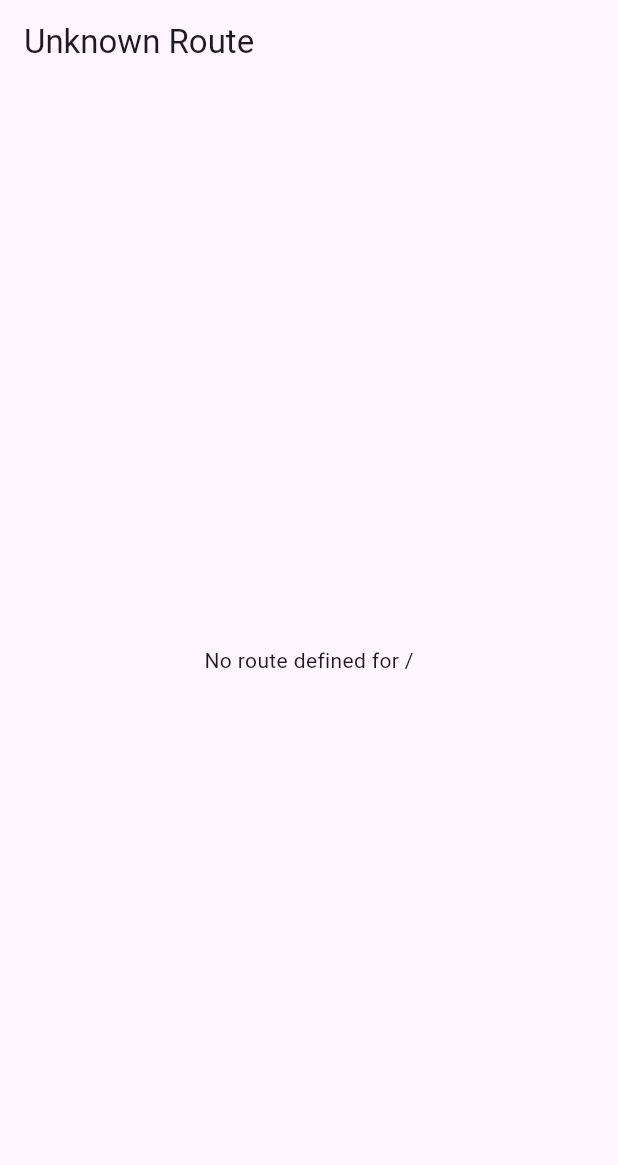
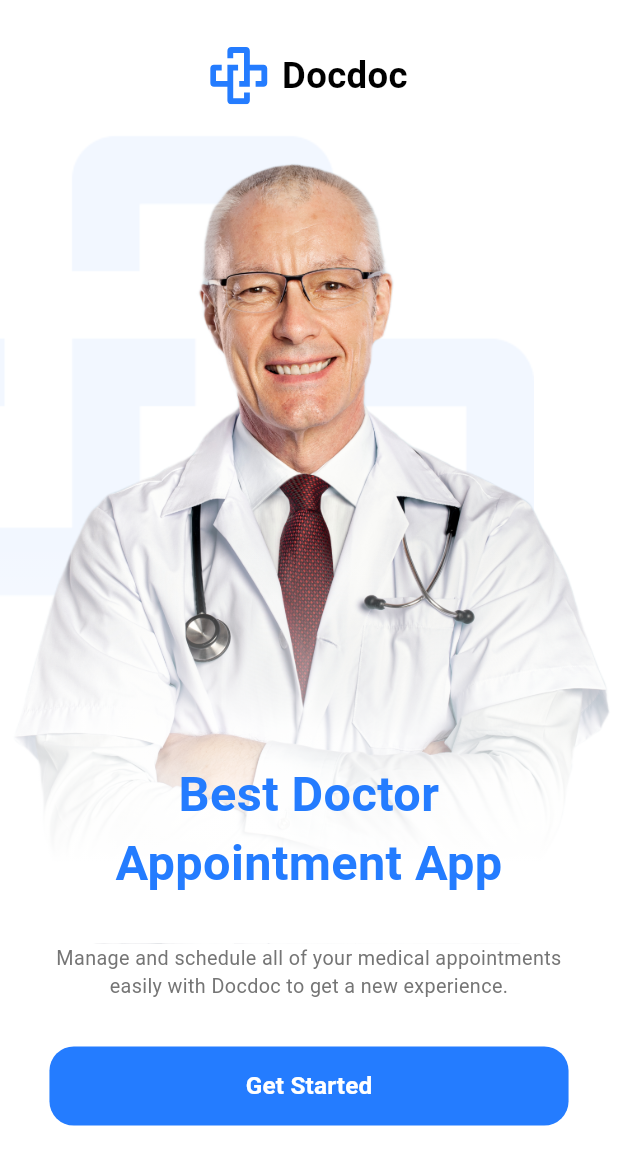
Before and after one commit to FRemon5/Docdoc, a Flutter app: the screen it shows after launch, on a phone screen of 412 x 824 dp. Shown: the top 1165 px of the screen. Run offline on Flutter 3.47's test engine with Material 3 defaults, Android fonts, the phone set to English and light mode, and no system bars; our stand-ins replace flutter_screenutil, flutter_svg.

Commit message:
- Onboarding Screen Design

```diff
--- /dev/null
+++ b/devtools_options.yaml
@@ -0,0 +1,3 @@
+description: This file stores settings for Dart & Flutter DevTools.
+documentation: https://docs.flutter.dev/tools/devtools/extensions#configure-extension-enablement-states
+extensions:
--- a/lib/core/routing/app_router.dart
+++ b/lib/core/routing/app_router.dart
@@ -1,12 +1,13 @@
-import 'package:Docdoc/core/routing/routes.dart';
-import 'package:Docdoc/features/login/ui/login_screen.dart';
-import 'package:Docdoc/features/onboarding/onboarding_screen.dart';
+import 'package:docdoc/core/routing/routes.dart';
+import 'package:docdoc/features/login/ui/login_screen.dart';
+import 'package:docdoc/features/onboarding/onboarding_screen.dart';
 import 'package:flutter/material.dart';
 
 class AppRouter {
-  get onboardingRoute => null;
+
 
   Route onGenerateRoute(RouteSettings settings) {
+    final arguments = settings.arguments;
     switch (settings.name) {
       case Routes.onBoardingScreen:
         return MaterialPageRoute(
--- /dev/null
+++ b/lib/core/theming/styles.dart
@@ -0,0 +1,25 @@
+import 'package:docdoc/core/theming/colors.dart';
+import 'package:flutter/material.dart';
+import 'package:flutter_screenutil/flutter_screenutil.dart';
+
+class TextStyles {
+  static TextStyle font24Black700Weight = TextStyle(
+    fontSize: 24.sp,
+    fontWeight: FontWeight.w700,
+    color: Colors.black,
+  );
+  static TextStyle font32BlueBold = TextStyle(
+    fontSize: 32.sp,
+    fontWeight: FontWeight.bold,
+    color: ColorManager.mainColor,
+  );
+  static TextStyle font13Grey = TextStyle(
+    fontSize: 13.sp,
+    color: ColorManager.grey,
+  );
+  static TextStyle font16WhiteSemiBold = TextStyle(
+    fontSize: 16.sp,
+    fontWeight: FontWeight.w600,
+    color: Colors.white,
+  );
+}
--- a/lib/doc_app.dart
+++ b/lib/doc_app.dart
@@ -1,5 +1,6 @@
-import 'package:Docdoc/core/routing/app_router.dart';
-import 'package:Docdoc/core/theming/colors.dart';
+import 'package:docdoc/core/routing/app_router.dart';
+import 'package:docdoc/core/routing/routes.dart';
+import 'package:docdoc/core/theming/colors.dart';
 import 'package:flutter/material.dart';
 import 'package:flutter_screenutil/flutter_screenutil.dart';
 
@@ -15,9 +16,10 @@ class DocApp extends StatelessWidget {
       splitScreenMode: true,
       builder: (context, child) {
         return MaterialApp(
+
           title: 'Docdoc',
           theme: ThemeData(primaryColor: ColorManager.mainColor),
-          initialRoute: appRouter.onboardingRoute,
+          initialRoute: Routes.onBoardingScreen,
           debugShowCheckedModeBanner: false,
           onGenerateRoute: appRouter.onGenerateRoute,
         );
--- a/lib/features/onboarding/onboarding_screen.dart
+++ b/lib/features/onboarding/onboarding_screen.dart
@@ -1,10 +1,46 @@
+import 'package:docdoc/core/theming/styles.dart';
+import 'package:docdoc/features/onboarding/widgets/docdoc_logo_and_name.dart';
+import 'package:docdoc/features/onboarding/widgets/doctor_and_text.dart';
+import 'package:docdoc/features/onboarding/widgets/get_started_button.dart';
 import 'package:flutter/material.dart';
+import 'package:flutter_screenutil/flutter_screenutil.dart';
 
 class OnboardingScreen extends StatelessWidget {
   const OnboardingScreen({super.key});
 
   @override
   Widget build(BuildContext context) {
-    return Scaffold(body: Text('Onboarding Screen'));
+    return Scaffold(
+      backgroundColor: Colors.white,
+      body: SafeArea(
+        child: SingleChildScrollView(
+          child: Padding(
+            padding: EdgeInsets.only(top: 30.h, bottom: 30.h),
+            child: Column(
+              children: [
+                const DocdocLogoAndName(),
+                SizedBox(height: 20.h),
+                const DoctorAndText(),
+
+                Padding(
+                  padding: EdgeInsets.symmetric(horizontal: 20.w),
+                  child: Text(
+                    'Manage and schedule all of your medical appointments easily with Docdoc to get a new experience.',
+                    textAlign: TextAlign.center,
+
+                    style: TextStyles.font13Grey,
+                  ),
+                ),
+                SizedBox(height: 30.h),
+                Padding(
+                  padding: EdgeInsets.symmetric(horizontal: 30.w),
+                  child: GetStartedButton(),
+                ),
+              ],
+            ),
+          ),
+        ),
+      ),
+    );
   }
 }
--- /dev/null
+++ b/lib/features/onboarding/widgets/docdoc_logo_and_name.dart
@@ -0,0 +1,20 @@
+import 'package:docdoc/core/theming/styles.dart';
+import 'package:flutter/material.dart';
+import 'package:flutter_screenutil/flutter_screenutil.dart';
+import 'package:flutter_svg/flutter_svg.dart';
+
+class DocdocLogoAndName extends StatelessWidget {
+  const DocdocLogoAndName({super.key});
+
+  @override
+  Widget build(BuildContext context) {
+    return Row(
+      mainAxisAlignment: MainAxisAlignment.center,
+      children: [
+        SvgPicture.asset('assets/svgs/docdoc_logo.svg'),
+        SizedBox(width: 8.w),
+        Text('Docdoc', style: TextStyles.font24Black700Weight),
+      ],
+    );
+  }
+}
--- /dev/null
+++ b/lib/features/onboarding/widgets/doctor_and_text.dart
@@ -0,0 +1,41 @@
+import 'package:docdoc/core/theming/styles.dart';
+import 'package:flutter/material.dart';
+import 'package:flutter_screenutil/flutter_screenutil.dart';
+
+class DoctorAndText extends StatelessWidget {
+  const DoctorAndText({super.key});
+
+  @override
+  Widget build(BuildContext context) {
+    return Stack(
+      children: [
+        Image.asset('assets/images/docdoc_low_opacity.png'),
+        Container(
+          foregroundDecoration: BoxDecoration(
+            gradient: LinearGradient(
+              colors: [
+                Colors.white,
+                // ignore: deprecated_member_use
+                Colors.white.withOpacity(0.0),
+              ],
+              begin: Alignment.bottomCenter,
+              end: Alignment.topCenter,
+              stops: const [0.1, 0.5],
+            ),
+          ),
+          child: Image.asset('assets/images/doctor_image.png'),
+        ),
+        Positioned(
+          bottom: 30.h,
+          left: 0,
+          right: 0,
+          child: Text(
+            'Best Doctor\nAppointment App',
+            textAlign: TextAlign.center,
+            style: TextStyles.font32BlueBold,
+          ),
+        ),
+      ],
+    );
+  }
+}
--- /dev/null
+++ b/lib/features/onboarding/widgets/get_started_button.dart
@@ -0,0 +1,36 @@
+import 'package:docdoc/core/helpers/extensions.dart';
+import 'package:docdoc/core/routing/routes.dart';
+import 'package:docdoc/core/theming/colors.dart';
+import 'package:docdoc/core/theming/styles.dart';
+import 'package:flutter/material.dart';
+import 'package:flutter_screenutil/flutter_screenutil.dart';
+
+class GetStartedButton extends StatelessWidget {
+  const GetStartedButton({super.key});
+
+  @override
+  Widget build(BuildContext context) {
+    return TextButton(
+      style: ButtonStyle(
+        // ignore: deprecated_member_use
+        backgroundColor: MaterialStateProperty.all<Color>(
+          ColorManager.mainColor,
+        ),
+        // ignore: deprecated_member_use
+        minimumSize: MaterialStateProperty.all<Size>(
+          Size(double.infinity, 52.h),
+        ),
+        tapTargetSize: MaterialTapTargetSize.shrinkWrap,
+        shape: WidgetStateProperty.all<RoundedRectangleBorder>(
+          RoundedRectangleBorder(borderRadius: BorderRadius.circular(16.r)),
+        ),
+      ),
+      onPressed: () {
+        context.pushNamed(Routes.loginScreen); // Navigate to login screen
+      },
+      child: Text('Get Started', style: TextStyles.font16WhiteSemiBold),
+    );
+  }
+}
+
+class ColorsManager {}
--- a/lib/main.dart
+++ b/lib/main.dart
@@ -1,5 +1,5 @@
-import 'package:Docdoc/core/routing/app_router.dart';
-import 'package:Docdoc/doc_app.dart';
+import 'package:docdoc/core/routing/app_router.dart';
+import 'package:docdoc/doc_app.dart';
 import 'package:flutter/material.dart';
 
 void main() {
```
Also changed, not shown: pubspec.yaml (+4 -3 lines), assets/images/docdoc_low_opacity.png (added), assets/images/doctor_image.png (added), assets/svgs/docdoc_logo.svg (added), 1 other file.
